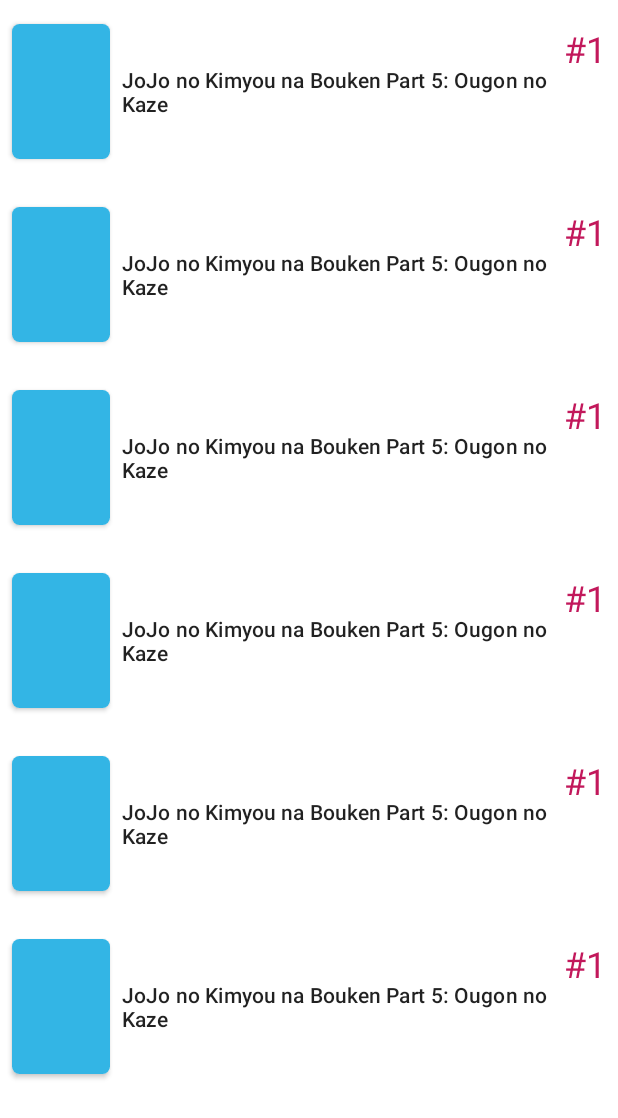
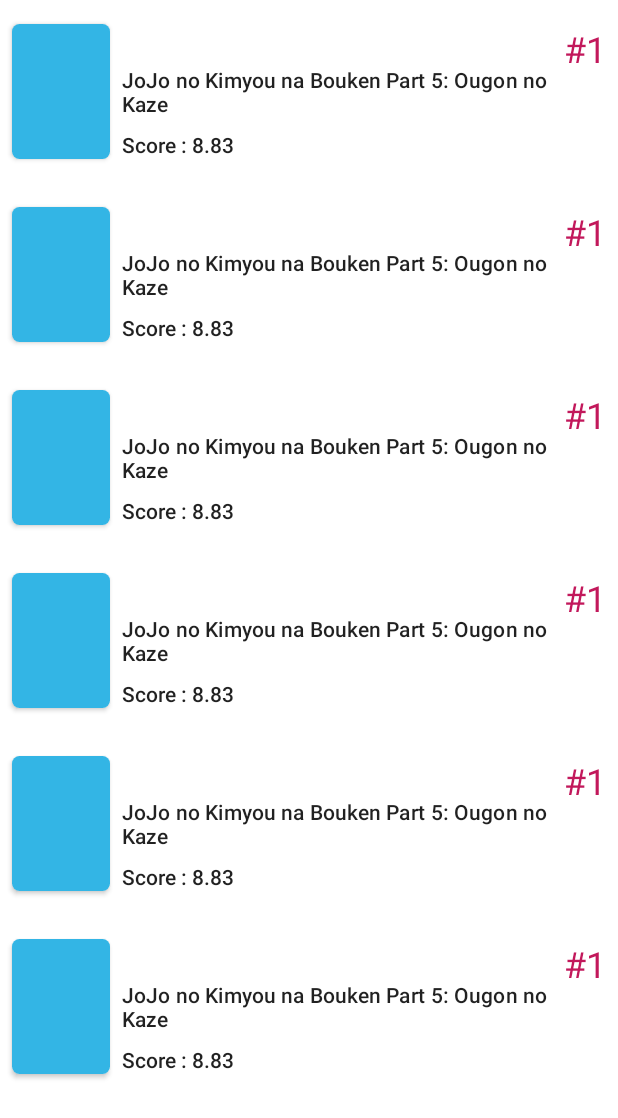
Before and after one commit to riluq/AnimeApp, an Android app: the layout fragment_top_airing.xml on its own in the app's theme, with its tools: preview values and no code run, on a phone screen of 412 x 824 dp. Shown: the top 1118 px of the screen. Run offline under Robolectric (Android 15) with nearby library versions, the phone set to English and light mode, and no system bars.

Commit message:
add score in list_item

```diff
--- a/app/src/main/res/layout/list_item.xml
+++ b/app/src/main/res/layout/list_item.xml
@@ -37,7 +37,7 @@
                 android:layout_marginStart="8dp" app:layout_constraintTop_toTopOf="@+id/mcv_list"
                 app:layout_constraintBottom_toBottomOf="@+id/mcv_list"
                 android:layout_marginEnd="8dp" app:layout_constraintEnd_toStartOf="@+id/tv_rank_list"
-                app:textTopAiringTitle="@{topAiring.titleTopAiring}"/>
+                app:textTitle="@{topAiring.titleTopAiring}"/>
         <TextView
                 android:id="@+id/tv_rank_list"
                 tools:text="#1"
@@ -47,7 +47,17 @@
                 android:textAppearance="@style/TextAppearance.MaterialComponents.Headline5"
                 app:layout_constraintEnd_toEndOf="parent" android:layout_marginEnd="8dp"
                 app:layout_constraintTop_toTopOf="@+id/mcv_list"
-                app:textTopAiringRank="@{topAiring.rankTopAiring}"/>
+                app:textRank="@{topAiring.rankTopAiring}"/>
+        <TextView
+                android:layout_width="wrap_content"
+                android:layout_height="wrap_content"
+                android:id="@+id/textView"
+                android:textAppearance="@style/TextAppearance.AppCompat.Body2"
+                app:layout_constraintTop_toBottomOf="@+id/tv_title_list"
+                app:layout_constraintStart_toEndOf="@+id/mcv_list" android:layout_marginStart="8dp"
+                app:layout_constraintBottom_toBottomOf="@+id/mcv_list" android:layout_marginTop="8dp"
+                tools:text="Score : 8.83"
+                app:textScore="@{topAiring.scoreTopAiring}"/>
 
     </androidx.constraintlayout.widget.ConstraintLayout>
 </layout>
```
Also changed, not shown: app/src/main/java/com/riluq/animeapp/BindingAdapters.kt (+9 -3 lines).
